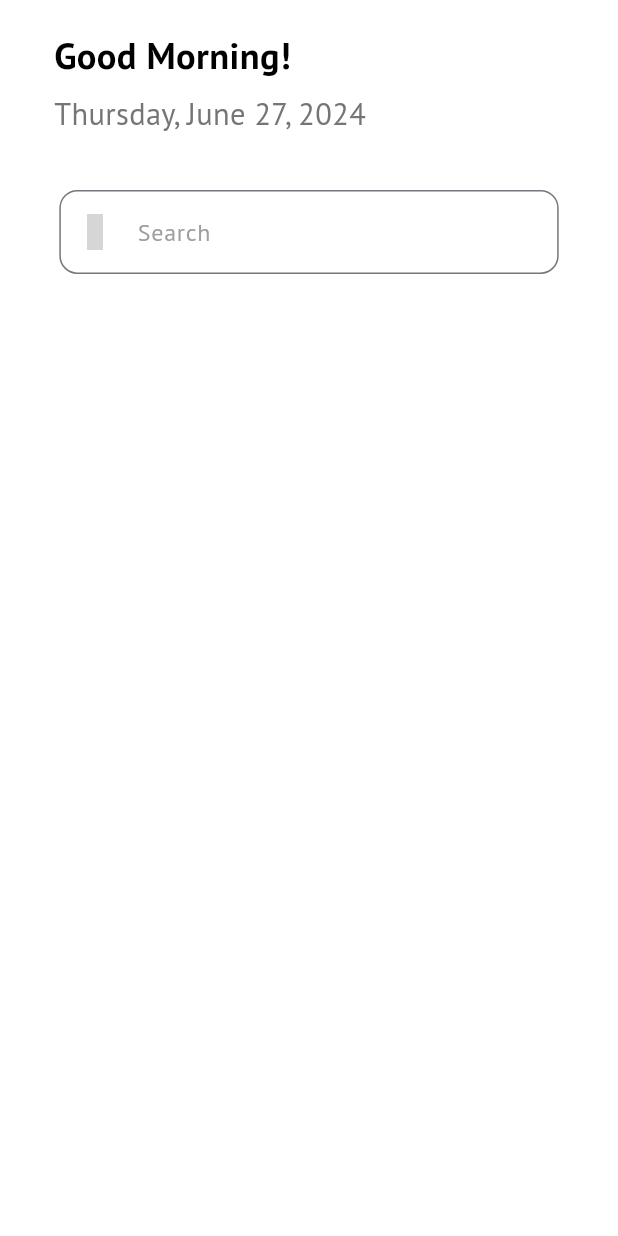
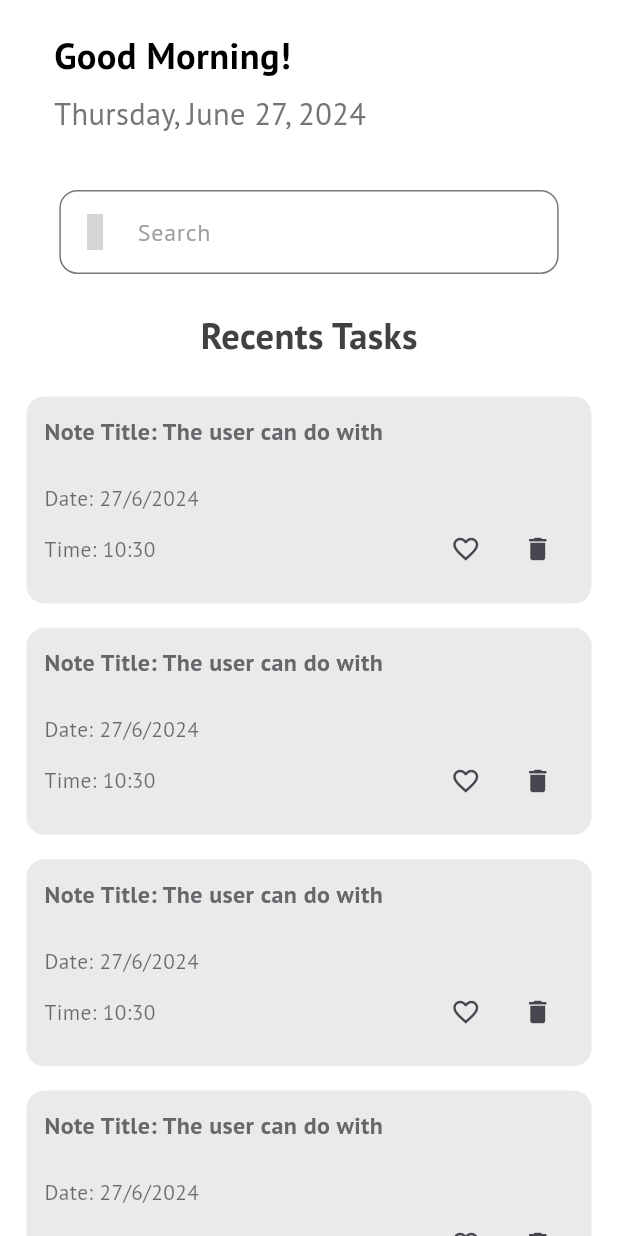
Before and after one commit to hashimsaffarini/NotaLite_App, a Flutter app: the HomePage screen opened by its route, on a phone screen of 412 x 824 dp. Run offline on Flutter 3.47's test engine with Material 3 defaults, Android fonts, the phone set to English and light mode, and no system bars; our stand-ins replace flutter_screenutil, flutter_svg, hive_flutter, iconsax, smooth_page_indicator; accounts and stored records are empty; grey boxes are pictures that could not be loaded.

```diff
--- a/lib/core/utils/app_colors.dart
+++ b/lib/core/utils/app_colors.dart
@@ -2,4 +2,7 @@ import 'package:flutter/material.dart';
 
 class AppColors {
   static const Color primaryColor = Color(0xff0866FF);
+  static const Color secondaryBlack = Color(0xff414141);
+  static const Color textColor = Color(0xff65676B);
+  static const Color noteBackGround = Color(0xffEAEAEA);
 }
--- a/lib/features/home/ui/pages/home_page.dart
+++ b/lib/features/home/ui/pages/home_page.dart
@@ -10,6 +10,7 @@ class HomePage extends StatelessWidget {
   Widget build(BuildContext context) {
     return Scaffold(
       body: SafeArea(
+        child: SingleChildScrollView(
           child: Column(
             crossAxisAlignment: CrossAxisAlignment.start,
             children: [
@@ -19,6 +20,7 @@ class HomePage extends StatelessWidget {
             ],
           ),
         ),
+      ),
     );
   }
 }
--- a/lib/features/home/ui/widgets/home_page_body.dart
+++ b/lib/features/home/ui/widgets/home_page_body.dart
@@ -1,14 +1,21 @@
 import 'package:flutter/material.dart';
+import 'package:flutter_screenutil/flutter_screenutil.dart';
 import 'package:to_do/features/home/ui/widgets/custom_search_bar.dart';
+import 'package:to_do/features/home/ui/widgets/notes_list_view.dart';
+import 'package:to_do/features/home/ui/widgets/recents_tasks_text.dart';
 
 class HomePageBody extends StatelessWidget {
   const HomePageBody({super.key});
 
   @override
   Widget build(BuildContext context) {
-    return const Column(
+    return Column(
       children: [
-        CustomSearchBar(),
+        const CustomSearchBar(),
+        SizedBox(height: 24.h),
+        const RecentsTasksText(),
+        SizedBox(height: 14.h),
+        const NotesListView(),
       ],
     );
   }
--- /dev/null
+++ b/lib/features/home/ui/widgets/note_item.dart
@@ -0,0 +1,63 @@
+import 'package:flutter/material.dart';
+import 'package:to_do/core/theming/styles.dart';
+import 'package:to_do/core/utils/app_colors.dart';
+class NoteItem extends StatelessWidget {
+  const NoteItem({super.key});
+
+  @override
+  Widget build(BuildContext context) {
+    return Container(
+      constraints: BoxConstraints(
+        maxWidth: MediaQuery.of(context).size.width * 0.9,
+      ),
+      decoration: BoxDecoration(
+        color: AppColors.noteBackGround,
+        borderRadius: BorderRadius.circular(12),
+      ),
+      child: Padding(
+        padding: const EdgeInsets.all(12.0),
+        child: Column(
+          crossAxisAlignment: CrossAxisAlignment.start,
+          children: [
+            Text(
+              'Note Title: The user can do with \n',
+              style: TextStyles.font14BlackRegular.copyWith(
+                fontWeight: FontWeight.bold,
+                fontSize: 16,
+                color: AppColors.textColor,
+              ),
+            ),
+            Text(
+              'Date: ${DateTime.now().day}/${DateTime.now().month}/${DateTime.now().year}',
+              style: TextStyles.font14BlackRegular,
+            ),
+            Row(
+              children: [
+                Text(
+                  'Time: ${DateTime.now().hour}:${DateTime.now().minute}',
+                  style: TextStyles.font14BlackRegular,
+                ),
+                const Spacer(),
+                IconButton(
+                  iconSize: 20,
+                  icon: const Icon(Icons.favorite_border),
+                  onPressed: () {},
+                ),
+                IconButton(
+                  iconSize: 20,
+                  style: ButtonStyle(
+                    padding: WidgetStateProperty.all<EdgeInsetsGeometry>(
+                      const EdgeInsets.all(0),
+                    ),
+                  ),
+                  icon: const Icon(Icons.delete),
+                  onPressed: () {},
+                ),
+              ],
+            ),
+          ],
+        ),
+      ),
+    );
+  }
+}
--- /dev/null
+++ b/lib/features/home/ui/widgets/notes_list_view.dart
@@ -0,0 +1,22 @@
+import 'package:flutter/material.dart';
+import 'package:flutter_screenutil/flutter_screenutil.dart';
+import 'package:to_do/features/home/ui/widgets/note_item.dart';
+
+class NotesListView extends StatelessWidget {
+  const NotesListView({super.key});
+
+  @override
+  Widget build(BuildContext context) {
+    return ListView.builder(
+      shrinkWrap: true,
+      physics: const NeverScrollableScrollPhysics(),
+      itemCount: 20,
+      itemBuilder: (context, index) {
+        return Padding(
+          padding: EdgeInsets.symmetric(horizontal: 16.w, vertical: 8.h),
+          child: const NoteItem(),
+        );
+      },
+    );
+  }
+}
--- /dev/null
+++ b/lib/features/home/ui/widgets/recents_tasks_text.dart
@@ -0,0 +1,18 @@
+import 'package:flutter/material.dart';
+import 'package:to_do/core/theming/styles.dart';
+import 'package:to_do/core/utils/app_colors.dart';
+
+class RecentsTasksText extends StatelessWidget {
+  const RecentsTasksText({super.key});
+
+  @override
+  Widget build(BuildContext context) {
+    return Text(
+      'Recents Tasks',
+      style: TextStyles.font24BlackRegular.copyWith(
+        fontWeight: FontWeight.bold,
+        color: AppColors.secondaryBlack,
+      ),
+    );
+  }
+}
```
Lines whose indentation alone changed are shown as unchanged.
